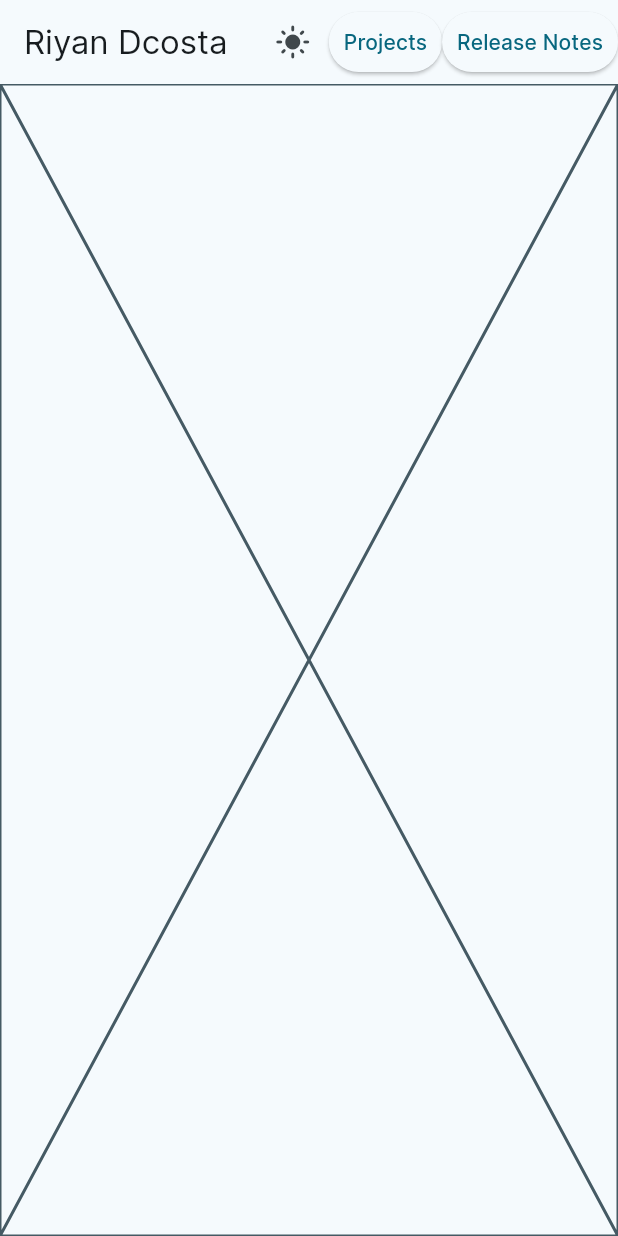
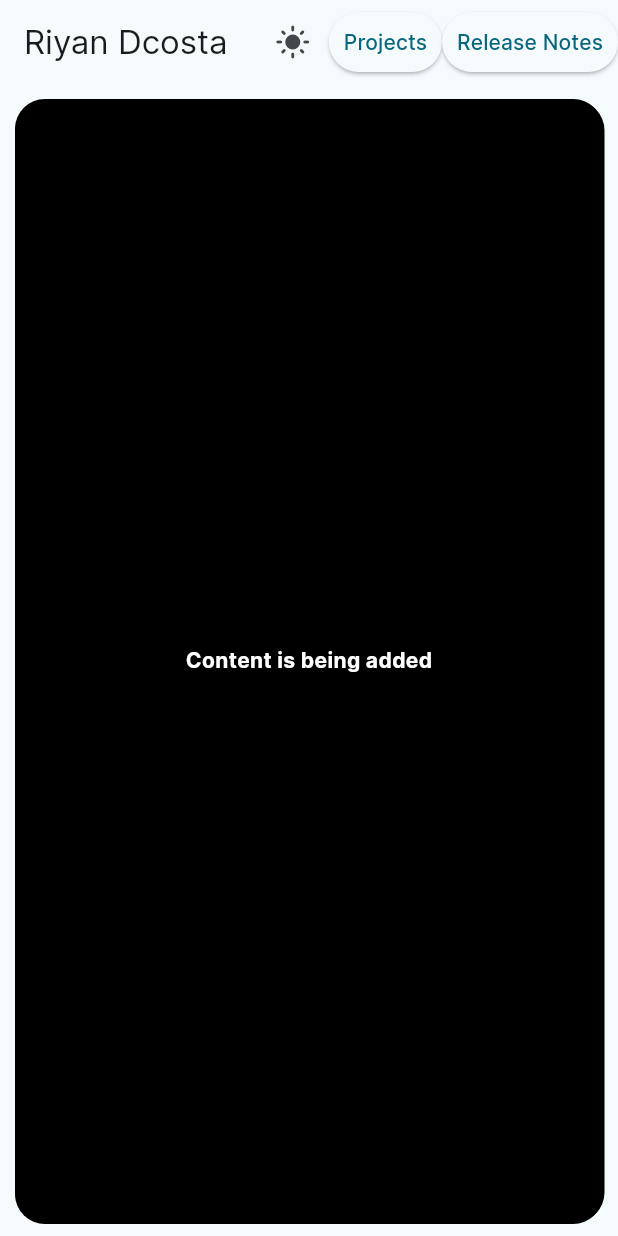
Before and after one commit to riyan-dcosta/riyan_portfolio, a Flutter app: the screen it shows after launch, on a phone screen of 412 x 824 dp. Run offline on Flutter 3.47's test engine with Material 3 defaults, Android fonts, the phone set to English and light mode, and no system bars; our stand-ins replace cloud_firestore, firebase_core; accounts and stored records are empty; statements that could not run were skipped.

Commit message:
dashboard page Loading component added

```diff
--- /dev/null
+++ b/lib/features/dashboard/presentation/view/dashboard_page.dart
@@ -0,0 +1,67 @@
+import 'package:flutter/material.dart';
+
+class DashboardPage extends StatefulWidget {
+  const DashboardPage({super.key});
+
+  @override
+  State<DashboardPage> createState() => _DashboardPageState();
+}
+
+class _DashboardPageState extends State<DashboardPage>
+    with TickerProviderStateMixin {
+  late AnimationController weightAnimationController;
+  late Animation<int> weightAnimation;
+
+  @override
+  void initState() {
+    super.initState();
+    weightAnimationController =
+        AnimationController(duration: Duration(seconds: 2), vsync: this);
+    weightAnimation =
+        IntTween(begin: 0, end: 8).animate(weightAnimationController);
+    weightAnimationController.repeat();
+    weightAnimation.addListener(() {
+      print("weight  : ${weightAnimation.value}");
+      setState(() {});
+    });
+  }
+
+  @override
+  void dispose() {
+    weightAnimationController.dispose();
+    super.dispose();
+  }
+
+  @override
+  Widget build(BuildContext context) {
+    return Container(
+      decoration: BoxDecoration(
+          border: Border.all(width: 2),
+          borderRadius: BorderRadius.circular(20),
+          boxShadow: const [
+            BoxShadow(offset: Offset(1, 1)),
+            BoxShadow(offset: Offset(0, 2), spreadRadius: 0.0),
+          ]),
+      padding: const EdgeInsets.all(10),
+      margin: const EdgeInsets.all(10),
+      child: Center(
+          child: Text(
+        "Content is being added",
+        style: TextStyle(
+          color: Colors.white,
+          fontWeight: FontWeight.values[weightAnimation.value],
+          fontVariations: [
+            // 1-1000, fav: 100 - 1000
+            // FontVariation("wght", weightAnimation.value),
+            // >(-90), <90. fav: -5 <-> +5
+            FontVariation("slnt", -5),
+            // regular: 100, fav: 100 - 120
+            FontVariation("wdth", 100),
+            // 10-16
+            FontVariation("opsz", 100),
+          ],
+        ),
+      )),
+    );
+  }
+}
--- a/lib/features/home/presentation/home_page.dart
+++ b/lib/features/home/presentation/home_page.dart
@@ -1,4 +1,5 @@
 import 'package:flutter/material.dart';
+import 'package:riyan_portfolio/features/dashboard/presentation/view/dashboard_page.dart';
 import 'package:riyan_portfolio/features/home/presentation/controller/home_tab_controller.dart';
 import 'package:riyan_portfolio/features/todo/presentation/todo_page.dart';
 
@@ -72,7 +73,7 @@ class _HomePageState extends State<HomePage>
             ),
             SliverFillRemaining(
               child: TabBarView(controller: tabController, children: [
-                Placeholder(),
+                DashboardPage(),
                 TodoPage(),
               ]),
             ),
```
